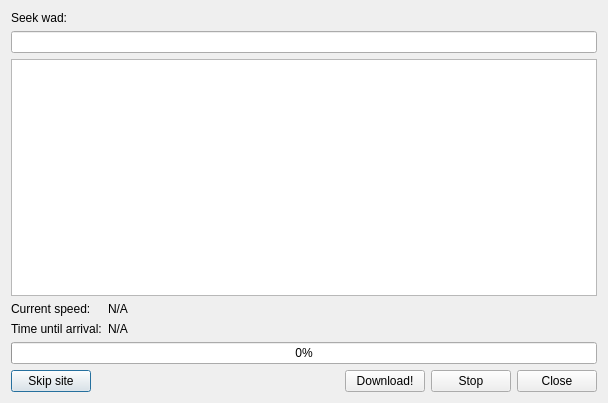
Before: the Qt Designer form src/gui/wadseekerinterface.ui in Destroyerrrocket/doomseeker-unofficial, drawn with Qt 5.
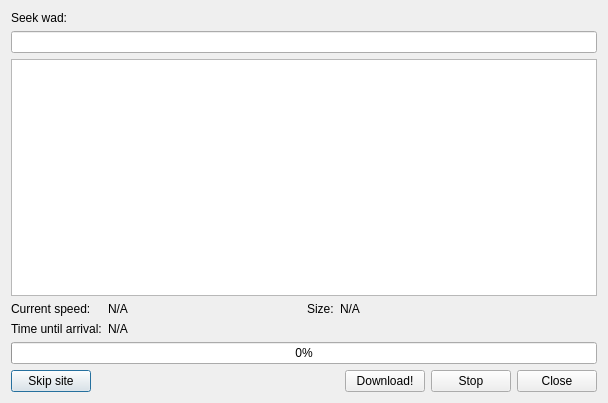
After: the same form once the commit is applied.

Commit message: - Wadseeker interface will now also display current and total size of the downloaded file. - Added commentary to Doomseeker's CMakeLists.txt on Microsoft Visual Studio.

The edit to the form file:
```diff
--- a/src/gui/wadseekerinterface.ui
+++ b/src/gui/wadseekerinterface.ui
@@ -40,7 +40,12 @@
         </widget>
        </item>
        <item>
-        <layout class="QFormLayout" name="formLayout">
+        <layout class="QHBoxLayout" name="horizontalLayout_2">
+         <item>
+          <layout class="QFormLayout" name="formLayout_3">
+           <property name="fieldGrowthPolicy">
+            <enum>QFormLayout::AllNonFixedFieldsGrow</enum>
+           </property>
          <item row="0" column="0">
           <widget class="QLabel" name="label_2">
            <property name="text">
@@ -68,6 +73,26 @@
             <string>N/A</string>
            </property>
           </widget>
+           </item>
+          </layout>
+         </item>
+         <item>
+          <layout class="QFormLayout" name="formLayout_2">
+           <item row="0" column="0">
+            <widget class="QLabel" name="label_3">
+             <property name="text">
+              <string>Size:</string>
+             </property>
+            </widget>
+           </item>
+           <item row="0" column="1">
+            <widget class="QLabel" name="lblDataAmount">
+             <property name="text">
+              <string>N/A</string>
+             </property>
+            </widget>
+           </item>
+          </layout>
          </item>
         </layout>
        </item>
```
Lines whose indentation alone changed are shown as unchanged. The commit also changes 4 other files.
